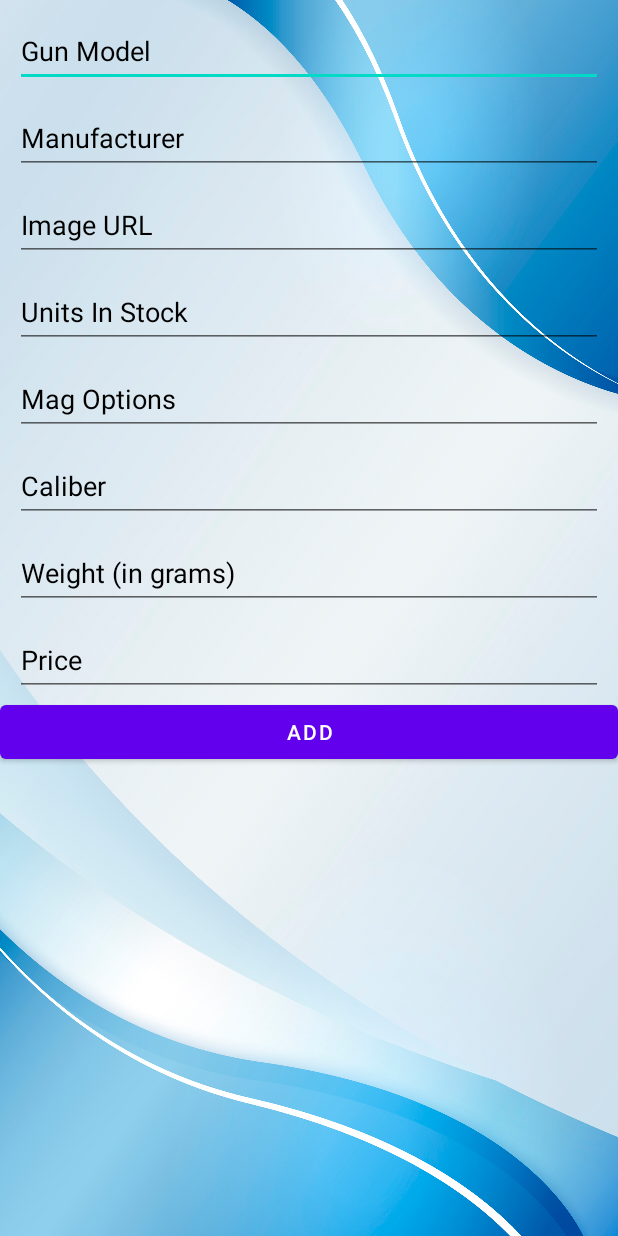
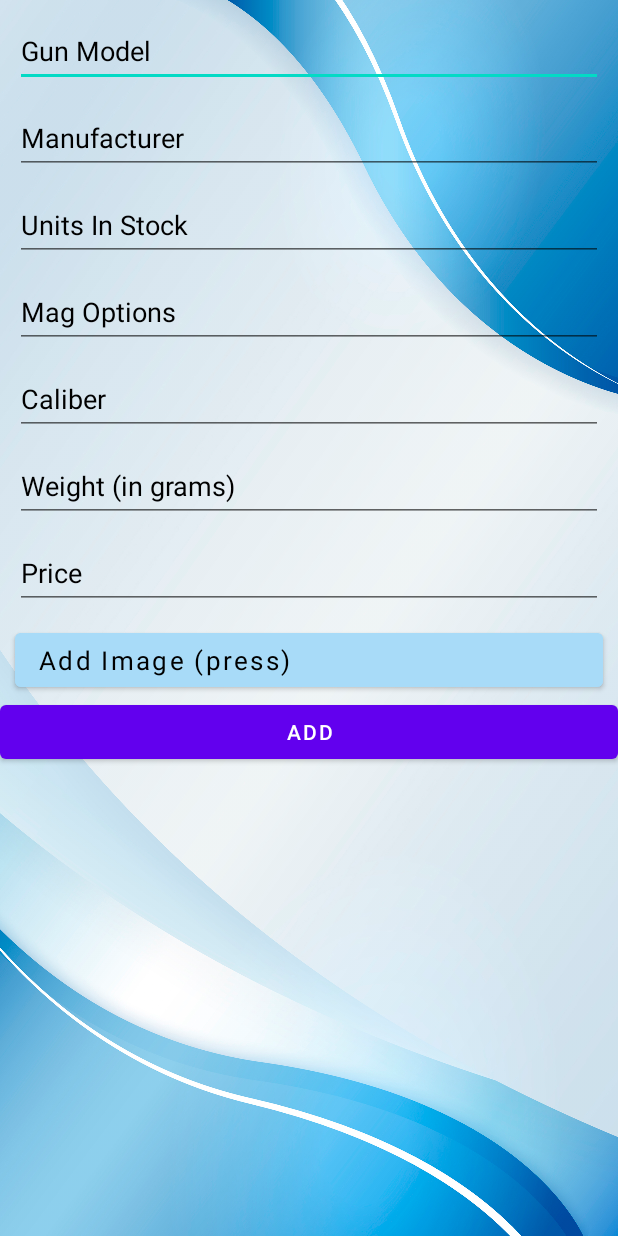
Before and after one commit to TheRabani/MyFinalProject, an Android app: the layout dialog_add_gun.xml on its own in the app's theme, with its tools: preview values and no code run, on a phone screen of 412 x 824 dp. Run offline under Robolectric (Android 15) with nearby library versions, the phone set to English and light mode, and no system bars.

Commit message:
in the middle of adding image

```diff
--- a/app/build.gradle
+++ b/app/build.gradle
@@ -44,6 +44,7 @@ dependencies {
     implementation 'com.google.android.gms:play-services-maps:18.1.0'
     implementation 'com.google.firebase:firebase-firestore:24.4.1'
     implementation 'com.google.firebase:firebase-database:20.1.0'
+    implementation 'com.google.firebase:firebase-storage:20.1.0'
     testImplementation 'junit:junit:4.+'
     androidTestImplementation 'androidx.test.ext:junit:1.1.4'
     androidTestImplementation 'androidx.test.espresso:espresso-core:3.5.0'
--- a/app/src/main/java/com/example/myfinalproject/gunAdapter.java
+++ b/app/src/main/java/com/example/myfinalproject/gunAdapter.java
@@ -45,9 +45,9 @@ public class gunAdapter extends ArrayAdapter<Gun> {
         tvGunName.setText(""+gun.getManufacturer()+" "+gun.getModelName());
 //        tvImage.setImageResource();
 //
-        Picasso.get()
-                        .load(""+gun.getImgUrl())
-                                .into(tvImage);
+//        Picasso.get()
+//                        .load(""+gun.getImgUrl())
+//                                .into(tvImage);
 //        Glide.with(view.getRootView()).load(""+gun.getImgUrl());
 //        Glide.with(context).load(gun.getImgUrl());
 //        Glide.with(view.getContext()).load(""+gun.getImgUrl());
--- /dev/null
+++ b/app/src/main/res/drawable/ic_baseline_location_on_24.xml
@@ -0,0 +1,5 @@
+<vector android:height="24dp" android:tint="#FFFFFF"
+    android:viewportHeight="24" android:viewportWidth="24"
+    android:width="24dp" xmlns:android="http://schemas.android.com/apk/res/android">
+    <path android:fillColor="@android:color/white" android:pathData="M12,2C8.13,2 5,5.13 5,9c0,5.25 7,13 7,13s7,-7.75 7,-13c0,-3.87 -3.13,-7 -7,-7zM12,11.5c-1.38,0 -2.5,-1.12 -2.5,-2.5s1.12,-2.5 2.5,-2.5 2.5,1.12 2.5,2.5 -1.12,2.5 -2.5,2.5z"/>
+</vector>
--- a/app/src/main/res/layout/dialog_add_gun.xml
+++ b/app/src/main/res/layout/dialog_add_gun.xml
@@ -53,27 +53,34 @@
         app:layout_constraintStart_toStartOf="@+id/etGunModel"
         app:layout_constraintTop_toBottomOf="@+id/etGunModel" />
 
-    <EditText
+    <Button
         android:id="@+id/etImageURL"
-        android:layout_width="match_parent"
+        android:layout_width="0dp"
         android:layout_height="wrap_content"
-        android:layout_margin="10dp"
-        android:ems="10"
-        android:hint="Image URL"
-        android:inputType="textPersonName"
-        android:minHeight="48dp"
+
+        android:layout_marginStart="10dp"
+        android:layout_marginTop="10dp"
+        android:layout_marginEnd="10dp"
+        android:backgroundTint="#A8DBF8"
+        android:fontFamily="sans-serif-thin"
+        android:hint="Add Image (press)"
+        android:inputType="none"
+        android:textAlignment="viewStart"
         android:textColor="#000000"
-        android:textColorHighlight="#000000"
         android:textColorHint="#000000"
         android:textColorLink="#000000"
-        app:layout_constraintStart_toStartOf="@+id/etManufacturer"
-        app:layout_constraintTop_toBottomOf="@+id/etManufacturer" />
+        android:textSize="17dp"
+        android:textStyle="bold"
+        app:layout_constraintEnd_toStartOf="@+id/firebaseImage"
+        app:layout_constraintStart_toStartOf="parent"
+        app:layout_constraintTop_toBottomOf="@+id/etPrice" />
 
     <EditText
         android:id="@+id/etInStock"
         android:layout_width="match_parent"
         android:layout_height="wrap_content"
         android:layout_margin="10dp"
+        android:layout_marginTop="69dp"
         android:ems="10"
         android:hint="Units In Stock"
         android:inputType="numberSigned"
@@ -83,7 +90,7 @@
         android:textColorHint="#000000"
         android:textColorLink="#000000"
         app:layout_constraintStart_toStartOf="@+id/etImageURL"
-        app:layout_constraintTop_toBottomOf="@+id/etImageURL" />
+        app:layout_constraintTop_toBottomOf="@+id/etManufacturer" />
 
     <EditText
         android:id="@+id/etMagOptions"
@@ -177,11 +184,37 @@
         android:id="@+id/buttonAdd"
         android:layout_width="match_parent"
         android:layout_height="wrap_content"
-        android:layout_marginBottom="30dp"
         android:onClick="yay"
         android:text="ADD"
         app:layout_constraintStart_toStartOf="@+id/etPrice"
-        app:layout_constraintTop_toBottomOf="@+id/etPrice" />
+        app:layout_constraintTop_toBottomOf="@+id/etImageURL" />
+
+    <ImageView
+        android:id="@+id/firebaseImage"
+        android:layout_width="63dp"
+        android:layout_height="47dp"
+        android:layout_marginEnd="5dp"
+        android:visibility="gone"
+        app:layout_constraintBottom_toBottomOf="@+id/etImageURL"
+        app:layout_constraintEnd_toEndOf="parent"
+        app:layout_constraintTop_toTopOf="@+id/etImageURL"
+        app:layout_constraintVertical_bias="0.0"
+        tools:srcCompat="@tools:sample/avatars" />
+
+    <!--    <Button-->
+    <!--        android:id="@+id/uploadBtn"-->
+    <!--        android:layout_width="match_parent"-->
+    <!--        android:layout_height="wrap_content"-->
+    <!--        android:background= ""-->
+    <!--        android:textAlignment="viewStart"-->
+    <!--        android:textColor="@color/black"-->
+    <!--        android:textAllCaps="false"-->
+    <!--        android:layout_margin="10dp"-->
+    <!--        android:ems="10"-->
+    <!--        android:text="Button"-->
+    <!--        app:layout_constraintEnd_toEndOf="parent"-->
+    <!--        app:layout_constraintStart_toStartOf="parent"-->
+    <!--        app:layout_constraintTop_toBottomOf="@+id/etManufacturer" />-->
 
 
 </androidx.constraintlayout.widget.ConstraintLayout>
```
Also changed, not shown: app/src/main/java/com/example/myfinalproject/Gun.java (+10 -10 lines), app/src/main/java/com/example/myfinalproject/HomeFragment.java (+38 -27 lines), app/src/main/java/com/example/myfinalproject/ShopFragment.java (+5 -5 lines), app/src/main/java/com/example/myfinalproject/addGun.java (+91 -13 lines), app/src/main/res/layout/activity_add_gun.xml (+13 -1 lines), app/src/main/res/layout/dialog_navigation.xml (+53 -0 lines), app/src/main/res/layout/fragment_home.xml (+14 -33 lines). Lines whose indentation alone changed are shown as unchanged.
